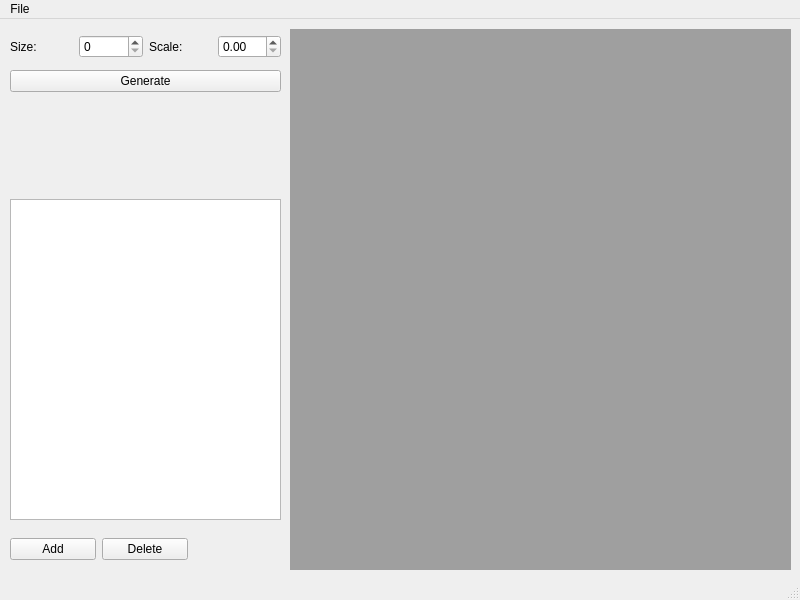
Above: src/QT/cmaingui.ui from bkloppenborg/simtoi before the change. Below: the same form after it.
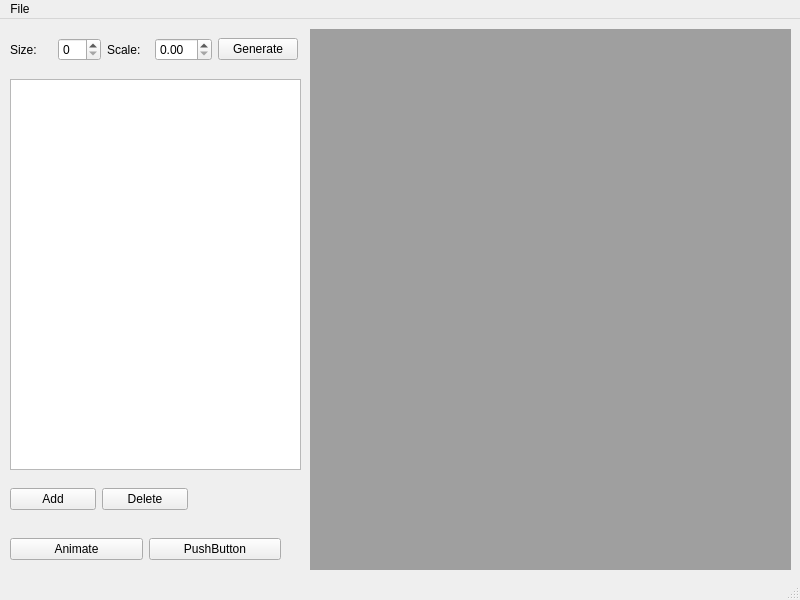
That is the form after the change.

The edit to the form file:
```diff
--- a/src/QT/cmaingui.ui
+++ b/src/QT/cmaingui.ui
@@ -17,9 +17,9 @@
    <widget class="QMdiArea" name="mdiArea">
     <property name="geometry">
      <rect>
-      <x>290</x>
+      <x>310</x>
       <y>10</y>
-      <width>501</width>
+      <width>481</width>
       <height>541</height>
      </rect>
     </property>
@@ -29,8 +29,8 @@
      <rect>
       <x>10</x>
       <y>10</y>
-      <width>271</width>
-      <height>71</height>
+      <width>288</width>
+      <height>41</height>
      </rect>
     </property>
     <layout class="QGridLayout" name="gridLayout">
@@ -47,13 +47,6 @@
      <item row="0" column="3">
       <widget class="QDoubleSpinBox" name="spinModelScale"/>
      </item>
-     <item row="1" column="0" colspan="4">
-      <widget class="QPushButton" name="btnModelArea">
-       <property name="text">
-        <string>Generate</string>
-       </property>
-      </widget>
-     </item>
      <item row="0" column="0">
       <widget class="QLabel" name="label">
        <property name="text">
@@ -61,15 +54,22 @@
        </property>
       </widget>
      </item>
+     <item row="0" column="4">
+      <widget class="QPushButton" name="btnModelArea">
+       <property name="text">
+        <string>Generate</string>
+       </property>
+      </widget>
+     </item>
     </layout>
    </widget>
    <widget class="QTreeView" name="treeModels">
     <property name="geometry">
      <rect>
       <x>10</x>
-      <y>180</y>
-      <width>271</width>
-      <height>321</height>
+      <y>60</y>
+      <width>291</width>
+      <height>391</height>
      </rect>
     </property>
    </widget>
@@ -77,7 +77,7 @@
     <property name="geometry">
      <rect>
       <x>10</x>
-      <y>510</y>
+      <y>460</y>
       <width>178</width>
       <height>41</height>
      </rect>
@@ -99,6 +99,32 @@
      </item>
     </layout>
    </widget>
+   <widget class="QWidget" name="horizontalLayoutWidget">
+    <property name="geometry">
+     <rect>
+      <x>10</x>
+      <y>510</y>
+      <width>271</width>
+      <height>41</height>
+     </rect>
+    </property>
+    <layout class="QHBoxLayout" name="horizontalLayout">
+     <item>
+      <widget class="QPushButton" name="btnAnimate">
+       <property name="text">
+        <string>Animate</string>
+       </property>
+      </widget>
+     </item>
+     <item>
+      <widget class="QPushButton" name="pushButton_4">
+       <property name="text">
+        <string>PushButton</string>
+       </property>
+      </widget>
+     </item>
+    </layout>
+   </widget>
   </widget>
   <widget class="QMenuBar" name="menubar">
    <property name="geometry">
```
